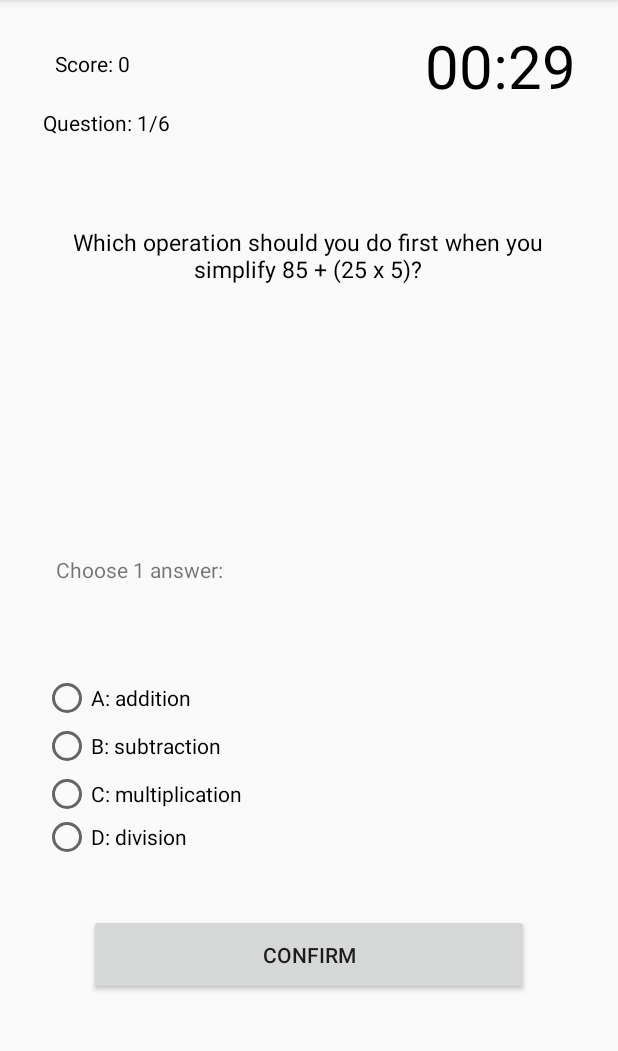
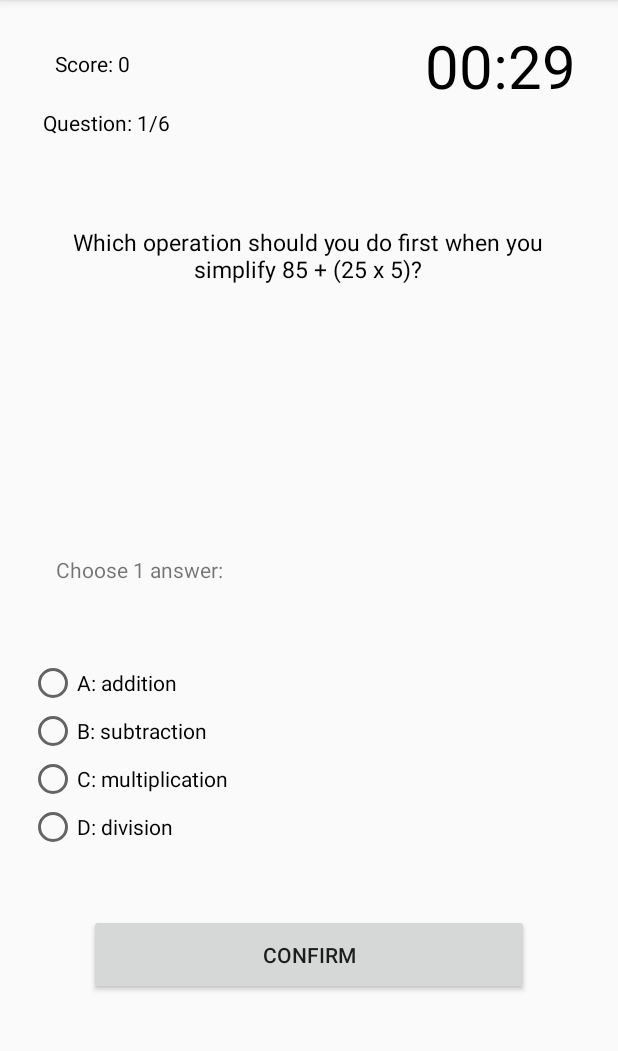
Before and after one commit to zanylass/MobileAppDevelopmentProject-, an Android app: the MathARQuiz3 screen opened directly, with no data from a screen before it, on a phone screen of 412 x 824 dp, the part 84-1135 px from its top. Run offline under Robolectric (Android 15) with nearby library versions, the phone set to English and light mode, and no system bars.

Commit message:
Update activity_math_a_r_quiz3.xml

```diff
--- a/SemesterProject/app/src/main/res/layout/activity_math_a_r_quiz3.xml
+++ b/SemesterProject/app/src/main/res/layout/activity_math_a_r_quiz3.xml
@@ -85,40 +85,40 @@
 
     <RadioGroup
         android:id="@+id/radio_group"
-        android:layout_width="136dp"
-        android:layout_height="121dp"
+        android:layout_width="376dp"
+        android:layout_height="139dp"
         android:layout_centerVertical="true"
         app:layout_constraintBottom_toBottomOf="parent"
         app:layout_constraintEnd_toEndOf="parent"
-        app:layout_constraintHorizontal_bias="0.105"
+        app:layout_constraintHorizontal_bias="0.542"
         app:layout_constraintStart_toStartOf="parent"
         app:layout_constraintTop_toTopOf="parent"
-        app:layout_constraintVertical_bias="0.695">
+        app:layout_constraintVertical_bias="0.699">
 
         <RadioButton
             android:id="@+id/radio_button1"
-            android:layout_width="wrap_content"
+            android:layout_width="346dp"
             android:layout_height="wrap_content"
             android:freezesText="true"
             android:text="Option 1" />
 
         <RadioButton
             android:id="@+id/radio_button2"
-            android:layout_width="wrap_content"
+            android:layout_width="349dp"
             android:layout_height="wrap_content"
             android:freezesText="true"
             android:text="Option 2" />
 
         <RadioButton
             android:id="@+id/radio_button3"
-            android:layout_width="wrap_content"
+            android:layout_width="349dp"
             android:layout_height="wrap_content"
             android:freezesText="true"
             android:text="Option 3" />
 
         <RadioButton
             android:id="@+id/radio_button4"
-            android:layout_width="wrap_content"
+            android:layout_width="348dp"
             android:layout_height="wrap_content"
             android:freezesText="true"
             android:text="Option 4" />
```
